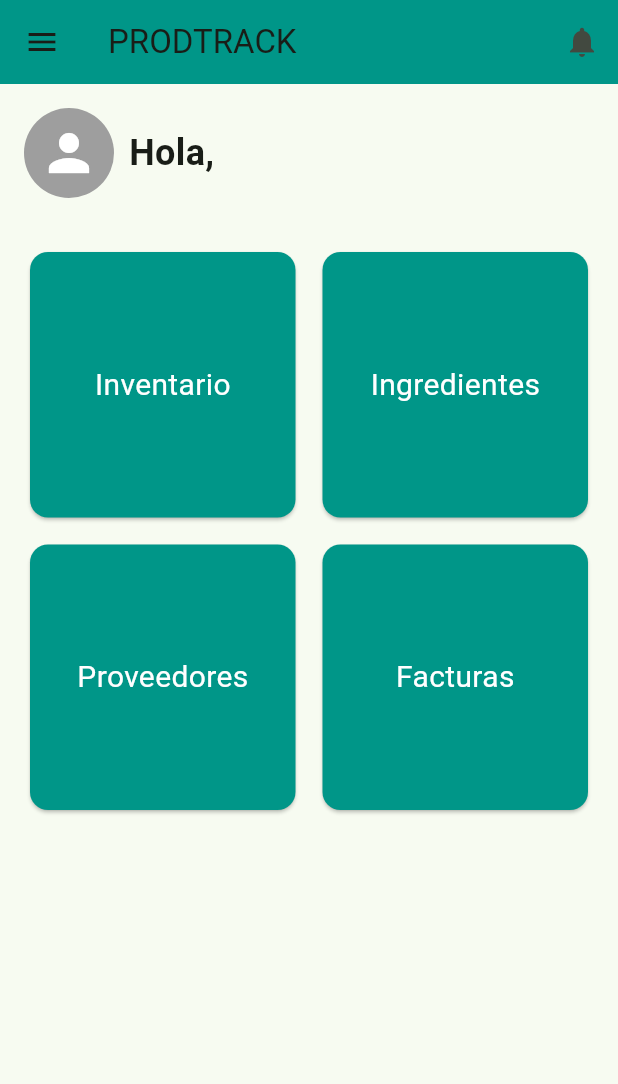
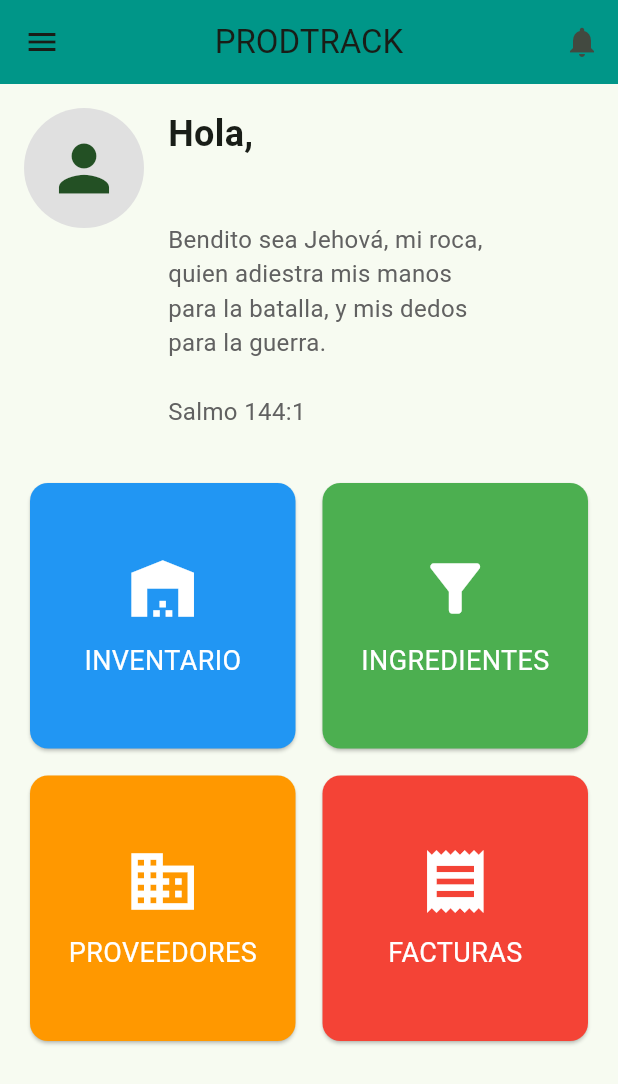
Before and after one commit to brisaac08/Prueba-Authentication-Prodtrack, a Flutter app: the HomePage screen opened directly, on a phone screen of 412 x 824 dp. Shown: the top 1084 px of the screen. Run offline on Flutter 3.47's test engine with Material 3 defaults, Android fonts, the phone set to English and light mode, and no system bars; our stand-ins replace cloud_firestore, firebase_auth, firebase_core, get, get_storage; accounts and stored records are empty.

Commit message:
changes in home_page

```diff
--- a/lib/pages/home_page.dart
+++ b/lib/pages/home_page.dart
@@ -1,6 +1,5 @@
 import 'package:flutter/material.dart';
 import 'package:get/get.dart';
-import 'package:get/get_core/src/get_main.dart';
 import 'package:pruebas_para_prodtrack/pages/login_page.dart';
 import 'package:pruebas_para_prodtrack/services/firebase_service.dart';
 
@@ -36,6 +35,7 @@ class _HomePageState extends State<HomePage> {
       appBar: AppBar(
         backgroundColor: Colors.teal,
         title: Text('PRODTRACK'),
+        centerTitle: true,
         actions: [
           IconButton(
             icon: Icon(Icons.notifications),
@@ -73,7 +73,7 @@ class _HomePageState extends State<HomePage> {
                 await _firebaseService.signOut();
                 Get.offAll(() => LoginPage());
               },
-            )
+            ),
           ],
         ),
       ),
@@ -82,31 +82,45 @@ class _HomePageState extends State<HomePage> {
               child:
                   CircularProgressIndicator()) // Mostrar un indicador de carga
           : Column(
-              crossAxisAlignment: CrossAxisAlignment.start,
               children: [
+                // Encabezado con saludo y versículo
                 Padding(
                   padding: const EdgeInsets.all(16.0),
                   child: Row(
+                    crossAxisAlignment: CrossAxisAlignment.start,
                     children: [
                       CircleAvatar(
-                        radius: 30,
-                        backgroundColor: Colors.grey,
-                        child:
-                            Icon(Icons.person, size: 40, color: Colors.white),
+                        radius: 40,
+                        backgroundColor: Colors.grey[300],
+                        child: Icon(Icons.person, size: 50),
                       ),
-                      SizedBox(width: 10),
+                      SizedBox(width: 16),
+                      Expanded(
+                        child: Column(
+                          crossAxisAlignment: CrossAxisAlignment.start,
+                          children: [
                             Text(
-                        userName != null
-                            ? 'Hola, $userName'
-                            : 'Hola', // Mostrar el nombre del usuario si está disponible
+                              userName != null ? 'Hola,\n$userName' : 'Hola',
                               style: TextStyle(
                                 fontSize: 24,
                                 fontWeight: FontWeight.bold,
                               ),
                             ),
+                            SizedBox(height: 8),
+                            Text(
+                              'Bendito sea Jehová, mi roca,\nquien adiestra mis manos\npara la batalla, y mis dedos\npara la guerra.\n\nSalmo 144:1',
+                              style: TextStyle(
+                                fontSize: 16,
+                                color: Colors.grey[700],
+                              ),
+                            ),
                           ],
                         ),
                       ),
+                    ],
+                  ),
+                ),
+                // Cuatro botones
                 Expanded(
                   child: GridView.count(
                     crossAxisCount: 2,
@@ -114,10 +128,14 @@ class _HomePageState extends State<HomePage> {
                     crossAxisSpacing: 10.0,
                     mainAxisSpacing: 10.0,
                     children: [
-                      _buildGridItem(context, 'Inventario'),
-                      _buildGridItem(context, 'Ingredientes'),
-                      _buildGridItem(context, 'Proveedores'),
-                      _buildGridItem(context, 'Facturas'),
+                      menuButton(context, 'INVENTARIO', Icons.warehouse,
+                          Colors.blue, null), // Página no disponible
+                      menuButton(context, 'INGREDIENTES', Icons.filter_alt,
+                          Colors.green, null), // Página no disponible
+                      menuButton(context, 'PROVEEDORES', Icons.business,
+                          Colors.orange, null), // Página no disponible
+                      menuButton(context, 'FACTURAS', Icons.receipt, Colors.red,
+                          null), // Página no disponible
                     ],
                   ),
                 ),
@@ -126,59 +144,35 @@ class _HomePageState extends State<HomePage> {
     );
   }
 
-  Widget _buildGridItem(BuildContext context, String title) {
+  // Widget para crear los botones del menú
+  Widget menuButton(BuildContext context, String title, IconData icon,
+      Color color, Widget? page) {
     return GestureDetector(
       onTap: () {
+        if (page != null) {
           Navigator.push(
             context,
-          MaterialPageRoute(
-            builder: (context) => OutOfServicePage(title: title),
-          ),
+            MaterialPageRoute(builder: (context) => page),
           );
+        } else {
+          // Mostrar un Snackbar cuando no haya página disponible
+          Get.snackbar(
+            "Página no disponible",
+            "Esta sección aún no está disponible.",
+            snackPosition: SnackPosition.BOTTOM,
+            backgroundColor: Colors.redAccent,
+            colorText: Colors.white,
+          );
+        }
       },
       child: Card(
-        color: Colors.teal,
-        child: Center(
-          child: Text(
-            title,
-            style: TextStyle(
-              color: Colors.white,
-              fontSize: 20,
-            ),
-          ),
-        ),
-      ),
-    );
-  }
-}
-
-// Página de "Fuera de servicio"
-class OutOfServicePage extends StatelessWidget {
-  final String title;
-
-  OutOfServicePage({required this.title});
-
-  @override
-  Widget build(BuildContext context) {
-    return Scaffold(
-      appBar: AppBar(
-        title: Text(title),
-      ),
-      body: Center(
+        color: color,
         child: Column(
           mainAxisAlignment: MainAxisAlignment.center,
           children: [
-            Text(
-              'La sección $title está fuera de servicio',
-              style: TextStyle(fontSize: 18),
-            ),
-            SizedBox(height: 20),
-            ElevatedButton(
-              onPressed: () {
-                Navigator.pop(context); // Regresar a la HomePage
-              },
-              child: Text('Regresar'),
-            ),
+            Icon(icon, size: 50, color: Colors.white),
+            SizedBox(height: 10),
+            Text(title, style: TextStyle(color: Colors.white, fontSize: 18)),
           ],
         ),
       ),
--- a/lib/pages/register_page.dart
+++ b/lib/pages/register_page.dart
@@ -8,7 +8,6 @@ class RegisterPage extends StatelessWidget {
   // Controladores para los nuevos campos
   final TextEditingController _nameController = TextEditingController();
   final TextEditingController _lastNameController = TextEditingController();
-  final TextEditingController _usernameController = TextEditingController();
   final TextEditingController _idController = TextEditingController();
   final TextEditingController _emailController = TextEditingController();
   final TextEditingController _passwordController = TextEditingController();
@@ -45,9 +44,6 @@ class RegisterPage extends StatelessWidget {
                 _buildTextField(context, 'Nombre', _nameController),
                 SizedBox(height: 20),
                 _buildTextField(context, 'Apellido', _lastNameController),
-                SizedBox(height: 20),
-                _buildTextField(
-                    context, 'Nombre de Usuario', _usernameController),
                 SizedBox(height: 20),
                 _buildTextField(context, 'Identificación', _idController),
                 SizedBox(height: 20),
```
Also changed, not shown: lib/pages/login_page.dart (+3 -4 lines). Lines whose indentation alone changed are shown as unchanged.
